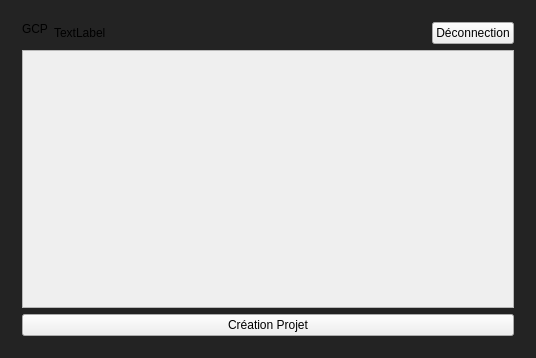
GMorelle-2412/GCP_C, file Qt_main/Qt_main.ui: the form before one commit.
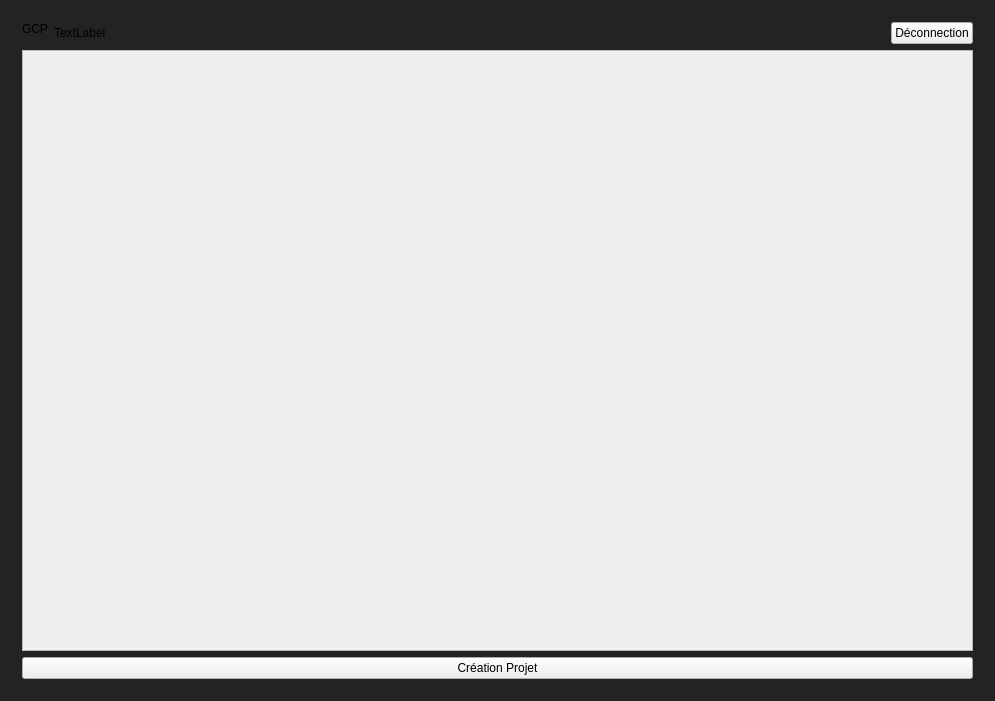
The form after the commit. The open tabs and pages were chosen to show the change.

Patch:
```diff
--- a/Qt_main/Qt_main.ui
+++ b/Qt_main/Qt_main.ui
@@ -6,8 +6,8 @@
    <rect>
     <x>0</x>
     <y>0</y>
-    <width>536</width>
-    <height>358</height>
+    <width>995</width>
+    <height>701</height>
    </rect>
   </property>
   <property name="windowTitle">
@@ -413,13 +413,49 @@
               <rect>
                <x>0</x>
                <y>0</y>
-               <width>98</width>
-               <height>28</height>
+               <width>955</width>
+               <height>599</height>
               </rect>
              </property>
              <layout class="QGridLayout" name="gridLayout_10">
-              <item row="0" column="0">
-               <layout class="QVBoxLayout" name="verticalLayout_9"/>
+              <item row="0" column="1">
+               <layout class="QHBoxLayout" name="horizontalLayout_13" stretch="3,0,3">
+                <item>
+                 <spacer name="horizontalSpacer_11">
+                  <property name="orientation">
+                   <enum>Qt::Orientation::Horizontal</enum>
+                  </property>
+                  <property name="sizeType">
+                   <enum>QSizePolicy::Policy::Ignored</enum>
+                  </property>
+                  <property name="sizeHint" stdset="0">
+                   <size>
+                    <width>40</width>
+                    <height>20</height>
+                   </size>
+                  </property>
+                 </spacer>
+                </item>
+                <item>
+                 <layout class="QVBoxLayout" name="verticalLayout_9"/>
+                </item>
+                <item>
+                 <spacer name="horizontalSpacer_12">
+                  <property name="orientation">
+                   <enum>Qt::Orientation::Horizontal</enum>
+                  </property>
+                  <property name="sizeType">
+                   <enum>QSizePolicy::Policy::Ignored</enum>
+                  </property>
+                  <property name="sizeHint" stdset="0">
+                   <size>
+                    <width>40</width>
+                    <height>20</height>
+                   </size>
+                  </property>
+                 </spacer>
+                </item>
+               </layout>
               </item>
              </layout>
             </widget>
```
Left out of the diff: 26 changed lines with no effect on the pictures.
